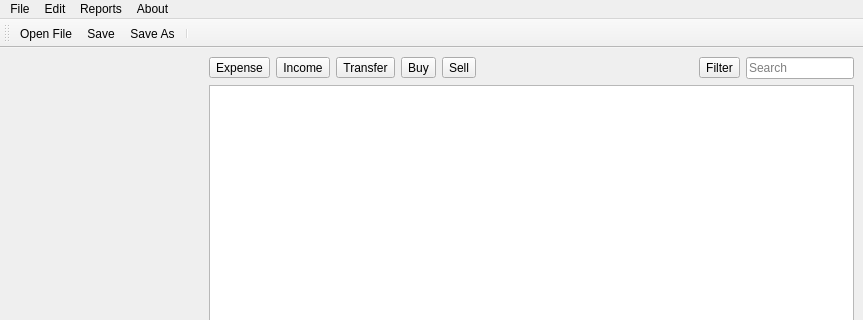
First picture: the form in src/views/ui_files/main_window.ui, repository JakubFranek/Kapytal, before the edit; both pictures show x 0 to 863 and y 0 to 320 of the 863 by 673 pixel window.
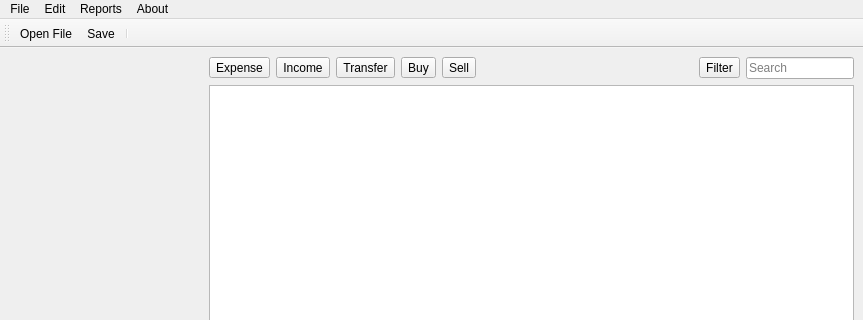
Second picture: the form after the edit.

Commit message: Add TODOs, icons, remove Save As from toolbar

Diff of the .ui file:
```diff
--- a/src/views/ui_files/main_window.ui
+++ b/src/views/ui_files/main_window.ui
@@ -207,7 +207,6 @@
    </attribute>
    <addaction name="actionOpen_File"/>
    <addaction name="actionSave"/>
-   <addaction name="actionSave_As"/>
    <addaction name="separator"/>
   </widget>
   <action name="actionSave">
```
The commit also changes 7 other files.
